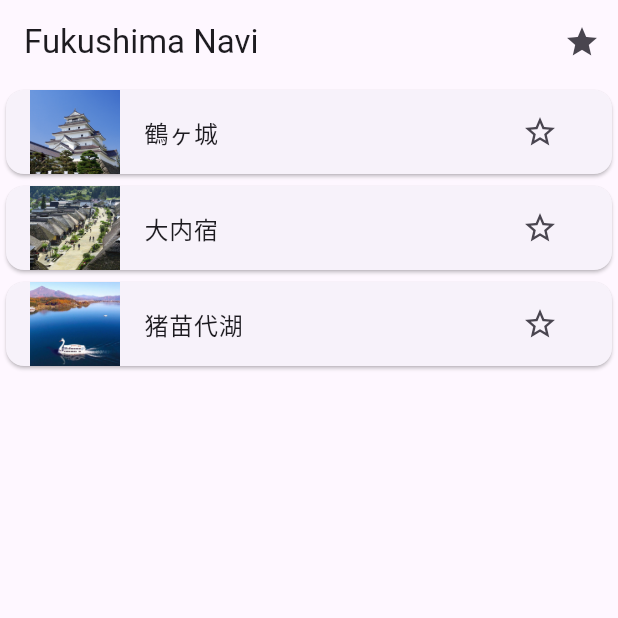
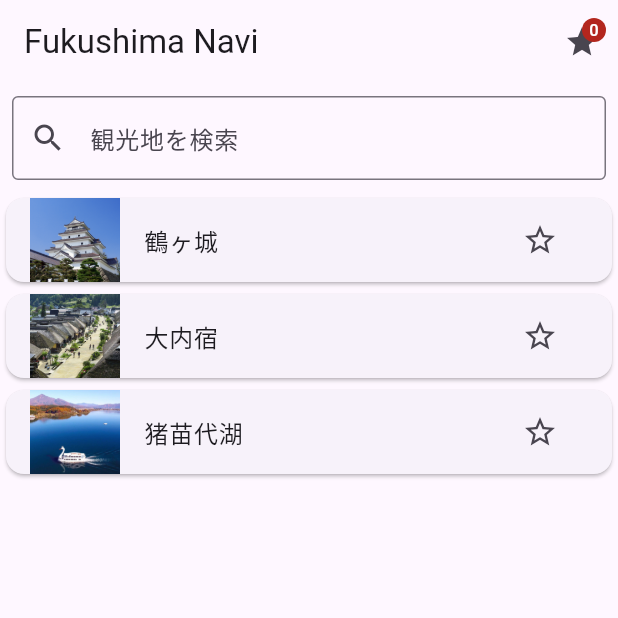
Before and after one commit to yamazakisouhei/yamazaki-fultter, a Flutter app: the screen it shows after launch, on a phone screen of 412 x 824 dp, the top half of it. Run offline on Flutter 3.47's test engine with Material 3 defaults, Android fonts, the phone set to English and light mode, and no system bars.

Commit message:
お気に入り件数表示を追加

```diff
--- a/lib/home_page.dart
+++ b/lib/home_page.dart
@@ -27,16 +27,27 @@ class _HomePageState extends State<HomePage> {
 
   final List<bool> favorites = [false, false, false];
 
+  String searchText = '';
+
   @override
   Widget build(BuildContext context) {
+    final filteredSpots = touristSpots.where((spot) {
+      return spot['name']!
+          .toLowerCase()
+          .contains(searchText.toLowerCase());
+    }).toList();
+
     return Scaffold(
       appBar: AppBar(
         title: const Text('Fukushima Navi'),
-
         actions: [
           IconButton(
-      icon: const Icon(Icons.star),
-
+            icon: Badge(
+  label: Text(
+    favorites.where((f) => f).length.toString(),
+  ),
+  child: const Icon(Icons.star),
+),
             onPressed: () {
               List<String> favoriteSpots = [];
 
@@ -60,29 +71,56 @@ class _HomePageState extends State<HomePage> {
           ),
         ],
       ),
-      body: ListView.builder(
-        itemCount: touristSpots.length,
+
+      body: Column(
+        children: [
+          Padding(
+            padding: const EdgeInsets.all(8.0),
+            child: TextField(
+              decoration: const InputDecoration(
+                hintText: '観光地を検索',
+                prefixIcon: Icon(Icons.search),
+                border: OutlineInputBorder(),
+              ),
+              onChanged: (value) {
+                setState(() {
+                  searchText = value;
+                });
+              },
+            ),
+          ),
+
+          Expanded(
+            child: ListView.builder(
+              itemCount: filteredSpots.length,
               itemBuilder: (context, index) {
+                final originalIndex = touristSpots.indexOf(
+                  filteredSpots[index],
+                );
+
                 return Card(
                   child: ListTile(
                     leading: Image.asset(
-                touristSpots[index]['image']!,
+                      filteredSpots[index]['image']!,
                       width: 60,
                       height: 60,
                       fit: BoxFit.cover,
                     ),
 
-              title: Text(touristSpots[index]['name']!),
+                    title: Text(
+                      filteredSpots[index]['name']!,
+                    ),
 
                     trailing: IconButton(
                       icon: Icon(
-                  favorites[index]
+                        favorites[originalIndex]
                             ? Icons.star
                             : Icons.star_border,
                       ),
                       onPressed: () {
                         setState(() {
-                    favorites[index] = !favorites[index];
+                          favorites[originalIndex] =
+                              !favorites[originalIndex];
                         });
                       },
                     ),
@@ -92,8 +130,10 @@ class _HomePageState extends State<HomePage> {
                         context,
                         MaterialPageRoute(
                           builder: (context) => DetailPage(
-                      spotName: touristSpots[index]['name']!,
-                      imagePath: touristSpots[index]['image']!,
+                            spotName:
+                                filteredSpots[index]['name']!,
+                            imagePath:
+                                filteredSpots[index]['image']!,
                           ),
                         ),
                       );
@@ -102,6 +142,9 @@ class _HomePageState extends State<HomePage> {
                 );
               },
             ),
+          ),
+        ],
+      ),
     );
   }
 }
```
Lines whose indentation alone changed are shown as unchanged.
